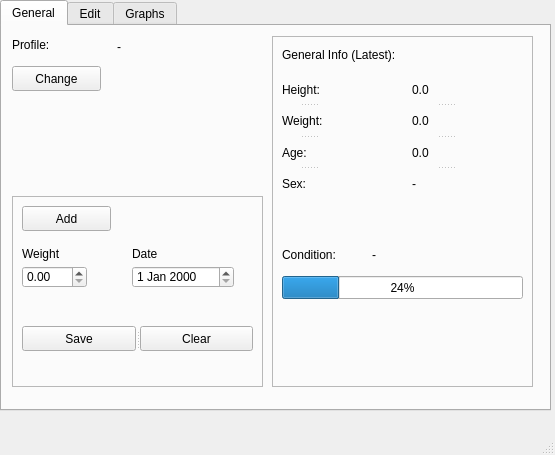
This is WM_MainWindow.ui in VerneriLahteenoja/WM as Qt 5 draws it before an edit. The edited form follows.
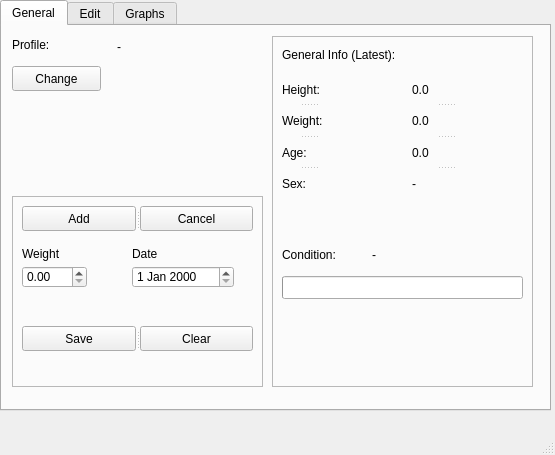
This is the edited form.

Commit message: Add cancel button

```diff
--- a/WM_MainWindow.ui
+++ b/WM_MainWindow.ui
@@ -68,19 +68,6 @@
         </property>
        </widget>
       </widget>
-      <widget class="QPushButton" name="genAddWeightPushButton">
-       <property name="geometry">
-        <rect>
-         <x>10</x>
-         <y>10</y>
-         <width>89</width>
-         <height>25</height>
-        </rect>
-       </property>
-       <property name="text">
-        <string>Add</string>
-       </property>
-      </widget>
       <widget class="QLabel" name="label_2">
        <property name="geometry">
         <rect>
@@ -127,6 +114,29 @@
         </rect>
        </property>
       </widget>
+      <widget class="QSplitter" name="splitter">
+       <property name="geometry">
+        <rect>
+         <x>10</x>
+         <y>10</y>
+         <width>231</width>
+         <height>25</height>
+        </rect>
+       </property>
+       <property name="orientation">
+        <enum>Qt::Horizontal</enum>
+       </property>
+       <widget class="QPushButton" name="genAddWeightPushButton">
+        <property name="text">
+         <string>Add</string>
+        </property>
+       </widget>
+       <widget class="QPushButton" name="genCancelAddWeightPushButton">
+        <property name="text">
+         <string>Cancel</string>
+        </property>
+       </widget>
+      </widget>
      </widget>
      <widget class="QPushButton" name="generalChangeProfilePushButton">
       <property name="geometry">
@@ -192,7 +202,10 @@
         </rect>
        </property>
        <property name="value">
-        <number>24</number>
+        <number>0</number>
+       </property>
+       <property name="format">
+        <string/>
        </property>
       </widget>
       <widget class="QSplitter" name="splitter_3">
```
